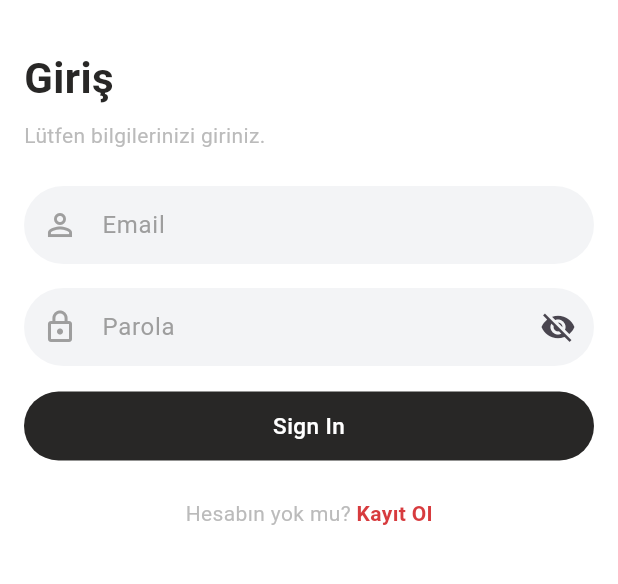
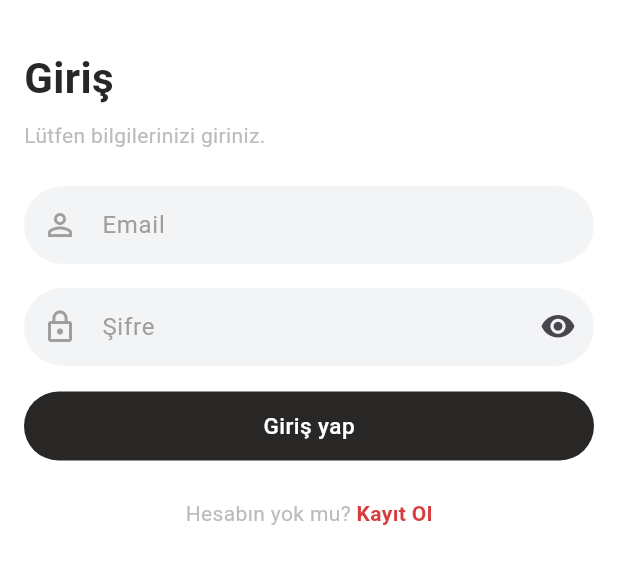
Before and after one commit to arslanberatt/pt_mert, a Flutter app: the screen it shows after launch, on a phone screen of 412 x 824 dp, the part 402-986 px from its top. Run offline on Flutter 3.47's test engine with Material 3 defaults, Android fonts, the phone set to English and light mode, and no system bars; our stand-ins replace bloc, cloud_firestore, equatable, firebase_auth, firebase_core, flutter_bloc; accounts and stored records are empty; Roboto replaces fonts that are missing (Poppins); statements that could not run were skipped.

Commit message:
feat: SignUp ekranı yönlendirme ve yetki düzeltmeleri

```diff
--- a/lib/app.dart
+++ b/lib/app.dart
@@ -2,6 +2,7 @@ import 'package:flutter/material.dart';
 import 'package:flutter_bloc/flutter_bloc.dart';
 import 'package:pt_mert/app_view.dart';
 import 'package:pt_mert/blocs/authentication_bloc/authentication_bloc.dart';
+import 'package:pt_mert/blocs/sign_up_bloc/sign_up_bloc.dart';
 import 'package:user_repository/user_repository.dart';
 
 class MainApp extends StatelessWidget {
@@ -15,6 +16,18 @@ class MainApp extends StatelessWidget {
         RepositoryProvider<AuthenticationBloc>(
           create: (_) => AuthenticationBloc(myUserRepository: userRepository),
         ),
+
+        //Duruma göre kaldırabilirim
+        //Anladığım kadarıyla yukarıdaki yeterli değil her bloc
+        //yapısını provider atanımlamak gerek
+
+        // ** ARAŞTIR **
+        // BlocProvider<SignInBloc>(
+        //   create: (_) => SignInBloc(userRepository: userRepository),
+        // ),
+        BlocProvider<SignUpBloc>(
+          create: (_) => SignUpBloc(userRepository: userRepository),
+        ),
       ],
       child: const MyAppView(),
     );
--- a/lib/app_view.dart
+++ b/lib/app_view.dart
@@ -1,8 +1,9 @@
 import 'package:flutter/material.dart';
 import 'package:flutter_bloc/flutter_bloc.dart';
 import 'package:pt_mert/blocs/authentication_bloc/authentication_bloc.dart';
-import 'package:pt_mert/screens/home_screen.dart';
-import 'package:pt_mert/screens/welcome_screen.dart';
+import 'package:pt_mert/blocs/sign_in_bloc/sign_in_bloc.dart';
+import 'package:pt_mert/screens/home/home_screen.dart';
+import 'package:pt_mert/screens/authentication/sign_in_screen.dart';
 import 'package:pt_mert/utils/theme/theme.dart';
 
 class MyAppView extends StatelessWidget {
@@ -14,13 +15,31 @@ class MyAppView extends StatelessWidget {
       debugShowCheckedModeBanner: false,
       title: 'PT Mert',
       theme: CustomTheme.lightTheme,
-      home: BlocBuilder<AuthenticationBloc, AuthenticationState>(builder: (context, state) {
-        if(state.status == AuthenticationStatus.authenticated){
-          return HomeScreen();
-        }else{
-          return WelcomeScreen();
-        }
-      },)
+      home: BlocBuilder<AuthenticationBloc, AuthenticationState>(
+        builder: (context, state) {
+          if (state.status == AuthenticationStatus.authenticated) {
+            return BlocProvider(
+              create: (context) => SignInBloc(
+                userRepository: context
+                    .read<AuthenticationBloc>()
+                    .userRepository,
+              ),
+              child: const HomeScreen(),
+            );
+            // return HomeScreen();
+          } else {
+            return BlocProvider(
+              create: (context) => SignInBloc(
+                userRepository: context
+                    .read<AuthenticationBloc>()
+                    .userRepository,
+              ),
+              child: const SignInScreen(),
+            );
+            // return SignInScreen();
+          }
+        },
+      ),
     );
   }
 }
--- a/lib/blocs/sign_in_bloc/sign_in_bloc.dart
+++ b/lib/blocs/sign_in_bloc/sign_in_bloc.dart
@@ -18,7 +18,7 @@ class SignInBloc extends Bloc<SignInEvent, SignInState> {
       emit(SignInProcess());
       try {
         await _userRepository.signIn(event.email, event.password);
-        emit(SignInSucces());
+        emit(SignInSuccess());
       } catch (e) {
         log(e.toString());
         emit(const SignInFailure());
--- a/lib/blocs/sign_in_bloc/sign_in_state.dart
+++ b/lib/blocs/sign_in_bloc/sign_in_state.dart
@@ -10,7 +10,7 @@ abstract class SignInState extends Equatable {
 
 final class SignInInitial extends SignInState {}
 
-final class SignInSucces extends SignInState {}
+final class SignInSuccess extends SignInState {}
 final class SignInFailure extends SignInState {
   final String? message;
 
--- a/lib/blocs/sign_up_bloc/sign_up_bloc.dart
+++ b/lib/blocs/sign_up_bloc/sign_up_bloc.dart
@@ -19,7 +19,7 @@ class SignUpBloc extends Bloc<SignUpEvent, SignUpState> {
       try {
         MyUser user = await _userRepository.signUp(event.user, event.password);
         await _userRepository.setUserData(user);
-        emit(SignUpSucces());
+        emit(SignUpSuccess());
       } catch (e) {
         log(e.toString());
         emit(SignUpFailure());
--- a/lib/blocs/sign_up_bloc/sign_up_state.dart
+++ b/lib/blocs/sign_up_bloc/sign_up_state.dart
@@ -10,6 +10,6 @@ abstract class SignUpState extends Equatable {
 
 final class SignUpInitial extends SignUpState {}
 
-final class SignUpSucces extends SignUpState {}
+final class SignUpSuccess extends SignUpState {}
 final class SignUpFailure extends SignUpState {}
 final class SignUpProcess extends SignUpState {}
--- /dev/null
+++ b/lib/components/strings.dart
@@ -0,0 +1,4 @@
+RegExp emailRegExp = RegExp(r'^[\w\-.]+@([\w-]+\.)+[\w-]{2,4}$');
+RegExp passwordRegExp = RegExp(
+  r'^(?=.*[a-z])(?=.*[A-Z])(?=.*\d)(?=.*[\W_]).{8,}$',
+);
--- /dev/null
+++ b/lib/components/text_field.dart
@@ -0,0 +1,49 @@
+import 'package:flutter/material.dart';
+
+class MyTextField extends StatelessWidget {
+  final TextEditingController controller;
+  final String hintText;
+  final bool obscureText;
+  final TextInputType keyboardType;
+  final Widget? suffixIcon;
+  final VoidCallback? onTap;
+  final Widget? prefixIcon;
+  final String? Function(String?)? validator;
+  final FocusNode? focusNode;
+  final String? errorMsg;
+  final String? Function(String?)? onChanged;
+
+  const MyTextField({
+    super.key,
+    required this.controller,
+    required this.hintText,
+    required this.obscureText,
+    required this.keyboardType,
+    this.suffixIcon,
+    this.onTap,
+    this.prefixIcon,
+    this.validator,
+    this.focusNode,
+    this.errorMsg,
+    this.onChanged,
+  });
+
+  @override
+  Widget build(BuildContext context) {
+    return TextFormField(
+      controller: controller,
+      obscureText: obscureText,
+      keyboardType: keyboardType,
+      focusNode: focusNode,
+      onTap: onTap,
+      onChanged: onChanged,
+      validator: validator,
+      decoration: InputDecoration(
+        hintText: hintText,
+        prefixIcon: prefixIcon,
+        suffixIcon: suffixIcon,
+        errorText: errorMsg,
+      ),
+    );
+  }
+}
--- /dev/null
+++ b/lib/screens/authentication/sign_in_screen.dart
@@ -0,0 +1,179 @@
+import 'package:flutter/material.dart';
+import 'package:flutter_bloc/flutter_bloc.dart';
+import 'package:pt_mert/blocs/sign_in_bloc/sign_in_bloc.dart';
+import 'package:pt_mert/components/strings.dart';
+import 'package:pt_mert/components/text_field.dart';
+import 'package:pt_mert/screens/authentication/sign_up_screen.dart';
+import 'package:pt_mert/utils/constants/colors.dart';
+import 'package:pt_mert/utils/constants/sizes.dart';
+
+class SignInScreen extends StatefulWidget {
+  const SignInScreen({super.key});
+
+  @override
+  State<SignInScreen> createState() => _SignInScreenState();
+}
+
+class _SignInScreenState extends State<SignInScreen> {
+  final _formKey = GlobalKey<FormState>();
+  final emailController = TextEditingController();
+  final passwordController = TextEditingController();
+  String? _errorMsg;
+  bool obscurePassword = true;
+  IconData iconPassword = Icons.visibility_rounded;
+  bool signInRequired = false;
+
+  @override
+  Widget build(BuildContext context) {
+    return BlocListener<SignInBloc, SignInState>(
+      listener: (context, state) {
+        if (state is SignInSuccess) {
+          setState(() {
+            signInRequired = false;
+          });
+        } else if (state is SignInProcess) {
+          setState(() {
+            signInRequired = true;
+          });
+        } else if (state is SignInFailure) {
+          setState(() {
+            signInRequired = false;
+            _errorMsg = "Email veya Şifre Hatalı!";
+          });
+        }
+      },
+      child: Scaffold(
+        backgroundColor: AppColors.backgroundColor,
+        body: SafeArea(
+          child: SingleChildScrollView(
+            padding: EdgeInsets.all(AppSizes.paddingPage),
+            child: Form(
+              key: _formKey,
+              child: Column(
+                crossAxisAlignment: CrossAxisAlignment.start,
+                children: [
+                  SizedBox(height: AppSizes.spacingXL),
+                  Center(
+                    child: Image.asset('assets/images/logo.png', height: 220),
+                  ),
+                  SizedBox(height: AppSizes.spacingXL),
+                  Text(
+                    'Giriş',
+                    style: TextStyle(
+                      fontSize: 28,
+                      fontWeight: FontWeight.bold,
+                      color: AppColors.primaryTextColor,
+                    ),
+                  ),
+                  SizedBox(height: 8),
+                  Text(
+                    'Lütfen bilgilerinizi giriniz.',
+                    style: TextStyle(
+                      fontSize: 14,
+                      color: AppColors.inputFieldColor,
+                    ),
+                  ),
+                  SizedBox(height: AppSizes.spacingL),
+                  MyTextField(
+                    controller: emailController,
+                    hintText: 'Email',
+                    obscureText: false,
+                    keyboardType: TextInputType.emailAddress,
+                    prefixIcon: Icon(Icons.person_outline),
+                    errorMsg: _errorMsg,
+                    validator: (val) {
+                      if (val!.isEmpty) {
+                        return 'Lütfen bir email giriniz!';
+                      } else if (!emailRegExp.hasMatch(val)) {
+                        return 'Lütfen geçerli bir email giriniz!';
+                      } else {
+                        return null;
+                      }
+                    },
+                  ),
+                  SizedBox(height: AppSizes.spacingM),
+                  MyTextField(
+                    controller: passwordController,
+                    hintText: 'Şifre',
+                    obscureText: obscurePassword,
+                    keyboardType: TextInputType.visiblePassword,
+                    prefixIcon: Icon(Icons.lock_outline),
+                    errorMsg: _errorMsg,
+                    validator: (val) {
+                      if (val!.isEmpty) {
+                        return 'Lütfen bir şifre giriniz!';
+                      } else if (!passwordRegExp.hasMatch(val)) {
+                        return 'Lütfen geçerli bir şifre giriniz!';
+                      } else {
+                        return null;
+                      }
+                    },
+                    suffixIcon: IconButton(
+                      onPressed: () {
+                        setState(() {
+                          obscurePassword = !obscurePassword;
+                          if (obscurePassword) {
+                            iconPassword = Icons.visibility_off;
+                          } else {
+                            iconPassword = Icons.visibility_rounded;
+                          }
+                        });
+                      },
+                      icon: Icon(iconPassword),
+                    ),
+                  ),
+                  SizedBox(height: AppSizes.spacingM),
+                  !signInRequired
+                      ? SizedBox(
+                          width: double.infinity,
+                          child: ElevatedButton(
+                            onPressed: () {
+                              if (_formKey.currentState!.validate()) {
+                                context.read<SignInBloc>().add(
+                                  SignInRequired(
+                                    emailController.text,
+                                    passwordController.text,
+                                  ),
+                                );
+                              }
+                            },
+                            child: Text('Giriş yap'),
+                          ),
+                        )
+                      : const CircularProgressIndicator(),
+                  SizedBox(height: AppSizes.spacingL),
+                  Row(
+                    mainAxisAlignment: MainAxisAlignment.center,
+                    children: [
+                      Text(
+                        "Hesabın yok mu? ",
+                        style: TextStyle(color: AppColors.inputFieldColor),
+                      ),
+                      GestureDetector(
+                        onTap: () {
+                          Navigator.push(
+                            context,
+                            MaterialPageRoute(
+                              builder: (_) => const SignUpScreen(),
+                            ),
+                          );
+                        },
+                        child: Text(
+                          "Kayıt Ol",
+                          style: TextStyle(
+                            color: AppColors.primaryColor,
+                            fontWeight: FontWeight.bold,
+                          ),
+                        ),
+                      ),
+                    ],
+                  ),
+                ],
+              ),
+            ),
+          ),
+        ),
+      ),
+    );
+  }
+}
--- a/lib/screens/welcome_screen.dart
+++ /dev/null
@@ -1,85 +0,0 @@
-import 'package:flutter/material.dart';
-import 'package:pt_mert/utils/constants/colors.dart';
-import 'package:pt_mert/utils/constants/sizes.dart';
-
-class WelcomeScreen extends StatelessWidget {
-  const WelcomeScreen({super.key});
-
-  @override
-  Widget build(BuildContext context) {
-    return Scaffold(
-      backgroundColor: AppColors.backgroundColor,
-      body: SafeArea(
-        child: SingleChildScrollView(
-          padding: EdgeInsets.all(AppSizes.paddingPage),
-          child: Column(
-            crossAxisAlignment: CrossAxisAlignment.start,
-            children: [
-              SizedBox(height: AppSizes.spacingXL),
-              Center(child: Image.asset('assets/images/logo.png', height: 220)),
-
-              const SizedBox(height: AppSizes.spacingXL),
-              const Text(
-                'Giriş',
-                style: TextStyle(
-                  fontSize: 28,
-                  fontWeight: FontWeight.bold,
-                  color: AppColors.primaryTextColor,
-                ),
-              ),
-              const SizedBox(height: 8),
-              const Text(
-                'Lütfen bilgilerinizi giriniz.',
-                style: TextStyle(
-                  fontSize: 14,
-                  color: AppColors.inputFieldColor,
-                ),
-              ),
-              const SizedBox(height: AppSizes.spacingL),
-              TextFormField(
-                decoration: const InputDecoration(
-                  prefixIcon: Icon(Icons.person_outline),
-                  hintText: 'Email',
-                ),
-              ),
-              SizedBox(height: AppSizes.spacingM),
-              TextFormField(
-                obscureText: true,
-                decoration: const InputDecoration(
-                  prefixIcon: Icon(Icons.lock_outline),
-                  hintText: 'Parola',
-                  suffixIcon: Icon(Icons.visibility_off),
-                ),
-              ),
-              const SizedBox(height: AppSizes.spacingM),
-              SizedBox(
-                width: double.infinity,
-                child: ElevatedButton(
-                  onPressed: () {},
-                  child: const Text('Sign In'),
-                ),
-              ),
-              const SizedBox(height: AppSizes.spacingL),
-              Row(
-                mainAxisAlignment: MainAxisAlignment.center,
-                children: const [
-                  Text(
-                    "Hesabın yok mu? ",
-                    style: TextStyle(color: AppColors.inputFieldColor),
-                  ),
-                  Text(
-                    "Kayıt Ol",
-                    style: TextStyle(
-                      color: AppColors.primaryColor,
-                      fontWeight: FontWeight.bold,
-                    ),
-                  ),
-                ],
-              ),
-            ],
-          ),
-        ),
-      ),
-    );
-  }
-}
--- a/packages/user_repository/lib/src/firebase_user_repository.dart
+++ b/packages/user_repository/lib/src/firebase_user_repository.dart
@@ -33,7 +33,7 @@ class FirebaseUserRepository implements UserRepository {
   @override
   Future<void> signIn(String email, String password) async {
     try {
-      await _firebaseAuth.createUserWithEmailAndPassword(
+      await _firebaseAuth.signInWithEmailAndPassword(
         email: email,
         password: password,
       );
@@ -91,7 +91,7 @@ class FirebaseUserRepository implements UserRepository {
 
   @override
   Stream<User?> get user {
-    return _firebaseAuth.authStateChanges().map((firebaseUser){
+    return _firebaseAuth.authStateChanges().map((firebaseUser) {
       final user = firebaseUser;
       return user;
     });
```
Also changed, not shown: lib/screens/authentication/sign_up_screen.dart (added, +188 -0 lines), lib/screens/home/home_screen.dart (added, +27 -0 lines), lib/screens/home_screen.dart (deleted, +0 -14 lines), assets/images/gorilla.png (added).
